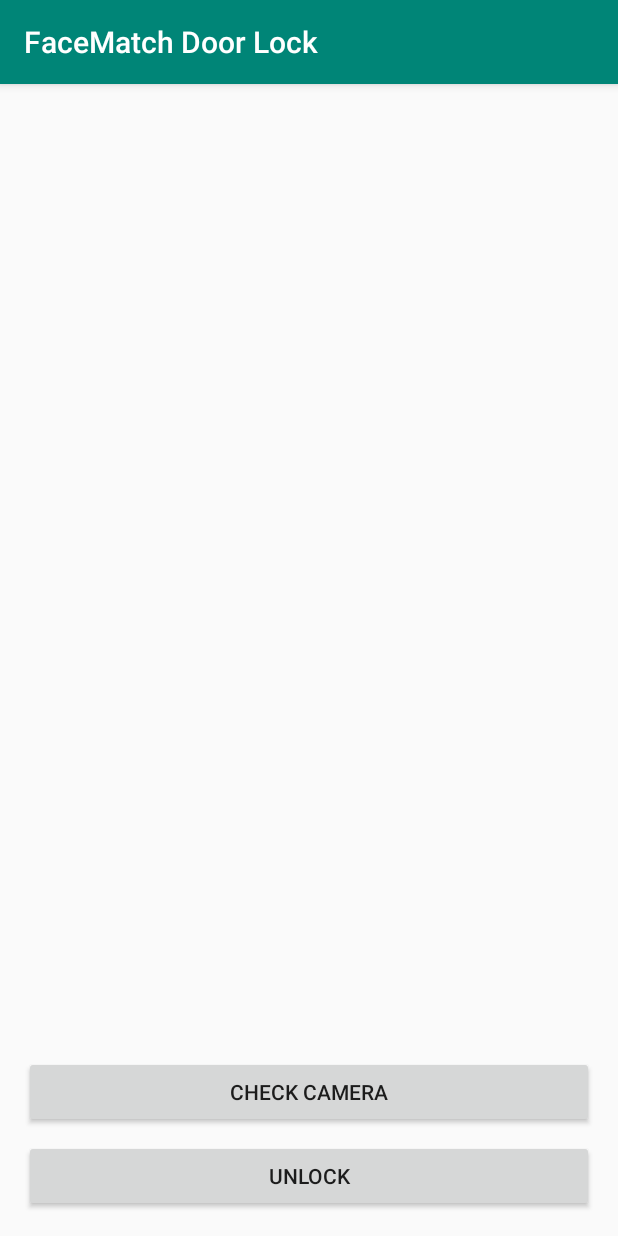
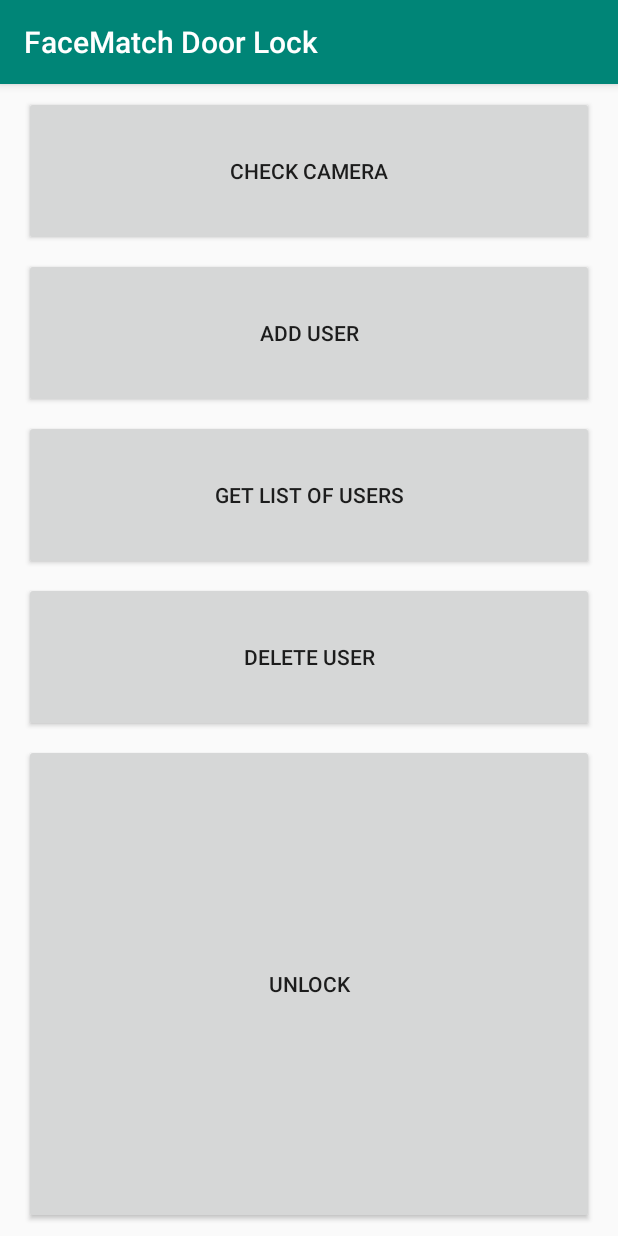
Before and after one commit to albero94/20_mystery-men, an Android app: the screen it shows after launch (MainActivity), on a phone screen of 412 x 824 dp. Run offline under Robolectric (Android 15) with nearby library versions, the light colour scheme and no system bars; libraries missing offline, so code that uses them is left out: org.jetbrains.anko.

Commit message:
able to add users from mobile application

```diff
--- a/android/app/src/main/java/com/example/facematchdoorlock/MainActivity.kt
+++ b/android/app/src/main/java/com/example/facematchdoorlock/MainActivity.kt
@@ -1,12 +1,10 @@
 package com.example.facematchdoorlock
 
 import android.content.Intent
-import android.graphics.BitmapFactory
 import androidx.appcompat.app.AppCompatActivity
 import android.os.Bundle
 import android.view.View
 import android.widget.Button
-import android.widget.ImageView
 import android.widget.Toast
 import okhttp3.Request
 import org.jetbrains.anko.doAsync
@@ -17,7 +15,11 @@ class MainActivity : AppCompatActivity() {
 
     lateinit var checkButton: Button
 
-    lateinit var image: ImageView
+    lateinit var addUserButton: Button
+
+    lateinit var deleteUserButton: Button
+
+    lateinit var listUserButton: Button
 
     override fun onCreate(savedInstanceState: Bundle?) {
         super.onCreate(savedInstanceState)
@@ -25,11 +27,14 @@ class MainActivity : AppCompatActivity() {
 
         unlockButton = findViewById(R.id.unlockButton)
         checkButton = findViewById(R.id.checkButton)
-        image = findViewById(R.id.imageView)
+        addUserButton = findViewById(R.id.addUserButton)
+        deleteUserButton = findViewById(R.id.deleteUserButton)
+        listUserButton = findViewById(R.id.listUserButton)
         val manager = APImanager()
 
         unlockButton.setOnClickListener { view: View ->
             val request = Request.Builder()
+                .header("ApiKey", "MySecretKey")
                 .url("http://192.168.86.41:5002/unlock")
                 .build()
             doAsync {
@@ -45,20 +50,24 @@ class MainActivity : AppCompatActivity() {
             }
         }
 
-        /*checkButton.setOnClickListener { view: View ->
-            val request = Request.Builder()
-                .url("http://192.168.86.41:5002/checkdoor")
-                .build()
-            doAsync {
-                val response = manager.okHttpClient.newCall(request).execute()
-                val bitmap = BitmapFactory.decodeStream(response.body?.byteStream())
-                runOnUiThread { image.setImageBitmap(bitmap) }
-            }
-        }*/
-
         checkButton.setOnClickListener { view: View ->
             val intent = Intent(this@MainActivity, CheckDoorActivity::class.java)
             startActivity(intent)
         }
+
+        addUserButton.setOnClickListener { view: View ->
+            val intent = Intent(this@MainActivity, AddUserActivity::class.java)
+            startActivity(intent)
+        }
+
+        deleteUserButton.setOnClickListener { view: View ->
+            val intent = Intent(this@MainActivity, DeleteUserActivity::class.java)
+            startActivity(intent)
+        }
+
+        listUserButton.setOnClickListener { view: View ->
+            val intent = Intent(this@MainActivity, ListUserActivity::class.java)
+            startActivity(intent)
+        }
     }
 }
--- a/android/app/src/main/res/layout/activity_main.xml
+++ b/android/app/src/main/res/layout/activity_main.xml
@@ -7,39 +7,68 @@
     tools:context=".MainActivity">
 
     <Button
+        android:id="@+id/deleteUserButton"
+        android:layout_width="0dp"
+        android:layout_height="100dp"
+        android:layout_marginStart="16dp"
+        android:layout_marginTop="8dp"
+        android:layout_marginEnd="16dp"
+        android:text="Delete User"
+        app:layout_constraintEnd_toEndOf="parent"
+        app:layout_constraintHorizontal_bias="0.0"
+        app:layout_constraintStart_toStartOf="parent"
+        app:layout_constraintTop_toBottomOf="@+id/listUserButton" />
+
+    <Button
+        android:id="@+id/listUserButton"
+        android:layout_width="0dp"
+        android:layout_height="100dp"
+        android:layout_marginStart="16dp"
+        android:layout_marginTop="8dp"
+        android:layout_marginEnd="16dp"
+        android:text="Get List of Users"
+        app:layout_constraintEnd_toEndOf="parent"
+        app:layout_constraintHorizontal_bias="0.0"
+        app:layout_constraintStart_toStartOf="parent"
+        app:layout_constraintTop_toBottomOf="@+id/addUserButton" />
+
+    <Button
+        android:id="@+id/addUserButton"
+        android:layout_width="0dp"
+        android:layout_height="100dp"
+        android:layout_marginStart="16dp"
+        android:layout_marginTop="8dp"
+        android:layout_marginEnd="16dp"
+        android:text="Add User"
+        app:layout_constraintEnd_toEndOf="parent"
+        app:layout_constraintHorizontal_bias="0.0"
+        app:layout_constraintStart_toStartOf="parent"
+        app:layout_constraintTop_toBottomOf="@+id/checkButton" />
+
+    <Button
         android:id="@+id/unlockButton"
         android:layout_width="0dp"
-        android:layout_height="wrap_content"
+        android:layout_height="0dp"
         android:layout_marginStart="16dp"
+        android:layout_marginTop="8dp"
         android:layout_marginEnd="16dp"
-        android:layout_marginBottom="16dp"
+        android:layout_marginBottom="8dp"
         android:text="Unlock"
         app:layout_constraintBottom_toBottomOf="parent"
         app:layout_constraintEnd_toEndOf="parent"
-        app:layout_constraintStart_toStartOf="parent" />
+        app:layout_constraintStart_toStartOf="parent"
+        app:layout_constraintTop_toBottomOf="@+id/deleteUserButton" />
 
     <Button
         android:id="@+id/checkButton"
         android:layout_width="0dp"
-        android:layout_height="wrap_content"
+        android:layout_height="100dp"
         android:layout_marginStart="16dp"
+        android:layout_marginTop="8dp"
         android:layout_marginEnd="16dp"
-        android:layout_marginBottom="8dp"
         android:text="Check Camera"
-        app:layout_constraintBottom_toTopOf="@+id/unlockButton"
-        app:layout_constraintEnd_toEndOf="parent"
-        app:layout_constraintHorizontal_bias="1.0"
-        app:layout_constraintStart_toStartOf="parent" />
-
-    <ImageView
-        android:id="@+id/imageView"
-        android:layout_width="0dp"
-        android:layout_height="wrap_content"
-        android:layout_marginStart="16dp"
-        android:layout_marginEnd="16dp"
         app:layout_constraintEnd_toEndOf="parent"
         app:layout_constraintStart_toStartOf="parent"
-        app:layout_constraintTop_toTopOf="parent"
-        tools:srcCompat="@tools:sample/avatars" />
+        app:layout_constraintTop_toTopOf="parent" />
 
 </androidx.constraintlayout.widget.ConstraintLayout>
```
Also changed, not shown: android/app/src/main/java/com/example/facematchdoorlock/AddUserActivity.kt (added, +95 -0 lines), android/app/src/main/res/layout/activity_add_user.xml (added, +60 -0 lines).
